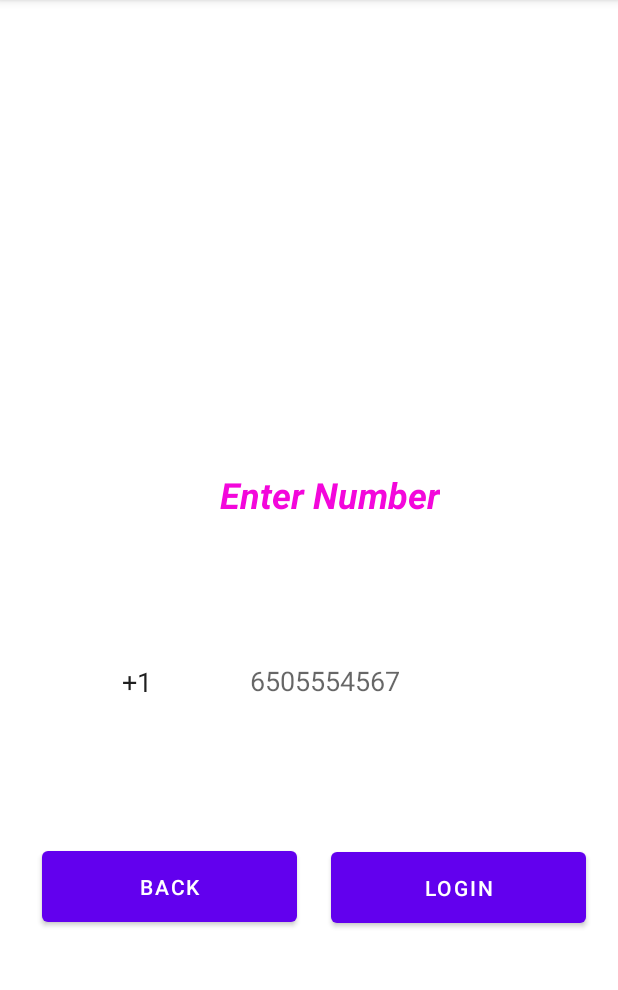
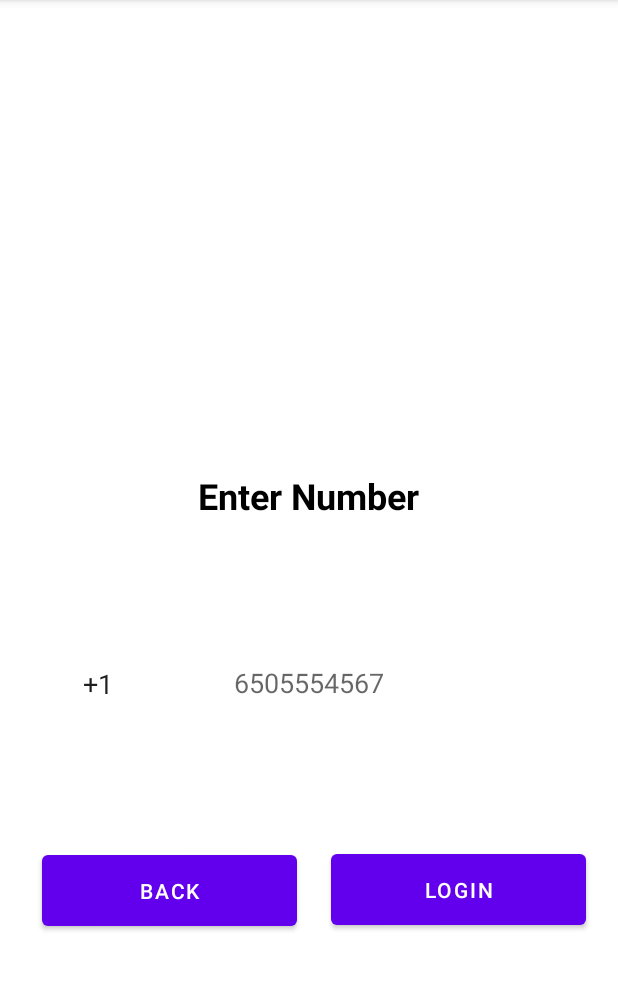
Before and after one commit to sameermkhan-creator/FirebaseApp, an Android app: the PhoneLoginActivity screen opened directly, with no data from a screen before it, on a phone screen of 412 x 824 dp, the part 84-1074 px from its top. Run offline under Robolectric (Android 15) with nearby library versions, the phone set to English and light mode, and no system bars; our stand-ins replace Firebase (no records; nobody signed in at launch, a user with empty details on screens opened directly).

Commit message:
All bugs fixed, added bach buttons to get back to login activity. Real time database still remaining.

```diff
--- a/app/src/main/java/com/example/firebaseapp/ui/PhoneLogin/PhoneLoginActivity.kt
+++ b/app/src/main/java/com/example/firebaseapp/ui/PhoneLogin/PhoneLoginActivity.kt
@@ -83,7 +83,7 @@ class PhoneLoginActivity : AppCompatActivity() {
 
 
         btn_back.setOnClickListener{
-            startActivity(Intent(applicationContext,VerifyActivity::class.java))
+            startActivity(Intent(applicationContext,LoginActivity::class.java))
 
         }
 
--- a/app/src/main/res/layout/activity_phone_login.xml
+++ b/app/src/main/res/layout/activity_phone_login.xml
@@ -12,7 +12,7 @@
         android:layout_height="59dp"
         android:layout_marginStart="28dp"
         android:layout_marginTop="84dp"
-        android:text="Back"
+        android:text="@string/back_button"
         app:layout_constraintBottom_toBottomOf="parent"
         app:layout_constraintStart_toStartOf="parent"
         app:layout_constraintTop_toBottomOf="@+id/editText"
@@ -23,20 +23,20 @@
         android:layout_width="wrap_content"
         android:layout_height="wrap_content"
         android:text="@string/enter_your_phone_number"
-        android:textColor="#F307DB"
+        android:textColor="#000000"
         android:textSize="24sp"
-        android:textStyle="bold|italic"
+        android:textStyle="bold"
         app:layout_constraintBottom_toBottomOf="parent"
         app:layout_constraintEnd_toEndOf="parent"
-        app:layout_constraintHorizontal_bias="0.553"
+        app:layout_constraintHorizontal_bias="0.498"
         app:layout_constraintStart_toStartOf="parent"
         app:layout_constraintTop_toTopOf="parent"
-        app:layout_constraintVertical_bias="0.426" />
+        app:layout_constraintVertical_bias="0.427" />
 
     <EditText
         android:id="@+id/editText"
         android:layout_width="73dp"
-        android:layout_height="46dp"
+        android:layout_height="48dp"
         android:layout_marginTop="80dp"
         android:background="@drawable/edittext_bg"
         android:enabled="false"
@@ -46,7 +46,7 @@
         android:textColor="#1F1F1F"
         app:layout_constraintBottom_toBottomOf="parent"
         app:layout_constraintEnd_toEndOf="parent"
-        app:layout_constraintHorizontal_bias="0.211"
+        app:layout_constraintHorizontal_bias="0.133"
         app:layout_constraintStart_toStartOf="parent"
         app:layout_constraintTop_toBottomOf="@+id/textView"
         app:layout_constraintVertical_bias="0.018" />
@@ -58,17 +58,16 @@
         android:layout_marginStart="12dp"
         android:layout_marginTop="84dp"
         android:background="@drawable/edittext_bg"
+        android:hint="6505554567"
         android:inputType="phone"
         android:paddingLeft="10dp"
         android:textColor="#1F1F1F"
         app:layout_constraintBottom_toBottomOf="parent"
         app:layout_constraintEnd_toEndOf="parent"
-        app:layout_constraintHorizontal_bias="0.0"
+        app:layout_constraintHorizontal_bias="0.285"
         app:layout_constraintStart_toEndOf="@+id/editText"
         app:layout_constraintTop_toBottomOf="@+id/textView"
-        app:layout_constraintVertical_bias="0.0"
-        android:hint="6505554567"
-        />
+        app:layout_constraintVertical_bias="0.003" />
 
     <Button
         android:id="@+id/btn_phone_login"
--- a/app/src/main/res/values/strings.xml
+++ b/app/src/main/res/values/strings.xml
@@ -25,7 +25,8 @@
     <string name="dont_have_account">Sign Up Here</string>
     <string name="email">noemail@email.ca</string>
     <string name="sign_up">Sign Up</string>
-    <string name="sign_in">Sign In</string>
+    <string name="sign_in">Sign In/Sign Up</string>
     <string name="image_chooser_title">Complete action using</string>
+    <string name="back_button">Back</string>
 
 </resources>
```
Also changed, not shown: app/src/main/java/com/example/firebaseapp/ui/EmailLogin/EmailActivity.kt (+11 -4 lines), app/src/main/java/com/example/firebaseapp/ui/EmailLogin/SignupActivity.kt (+11 -0 lines), app/src/main/res/layout/activity_email.xml (+17 -3 lines), app/src/main/res/layout/activity_home.xml (+13 -9 lines), app/src/main/res/layout/activity_signup.xml (+15 -0 lines).
